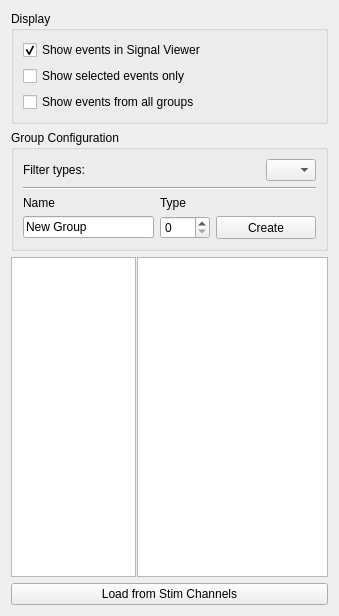
The window that applications/mne_analyze/plugins/annotationmanager/annotationsettingsview.ui (mne-tools/mne-cpp) describes before a commit, drawn with Qt 5.
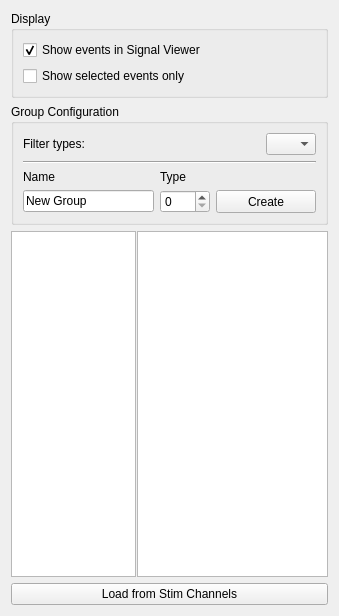
The same window after the commit.

Commit message: ENH: Switching between event groups

Patch:
```diff
--- a/applications/mne_analyze/plugins/annotationmanager/annotationsettingsview.ui
+++ b/applications/mne_analyze/plugins/annotationmanager/annotationsettingsview.ui
@@ -78,13 +78,6 @@
           </property>
          </widget>
         </item>
-        <item row="2" column="1">
-         <widget class="QCheckBox" name="m_checkBox_showAll">
-          <property name="text">
-           <string>Show events from all groups</string>
-          </property>
-         </widget>
-        </item>
        </layout>
       </item>
      </layout>
```
Left out of the diff: 3 changed lines with no effect on the pictures. The commit also changes 3 other files.
